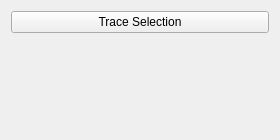
Above: include/ui/plugins/tractography_toolbox.ui from VRGroupRWTH/pli_view before the change. Below: the same form after it.
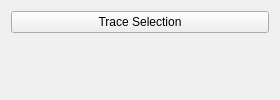
That is the form after the change.

```diff
--- a/include/ui/plugins/tractography_toolbox.ui
+++ b/include/ui/plugins/tractography_toolbox.ui
@@ -7,7 +7,7 @@
     <x>0</x>
     <y>0</y>
     <width>280</width>
-    <height>140</height>
+    <height>100</height>
    </rect>
   </property>
   <property name="windowTitle">
```
